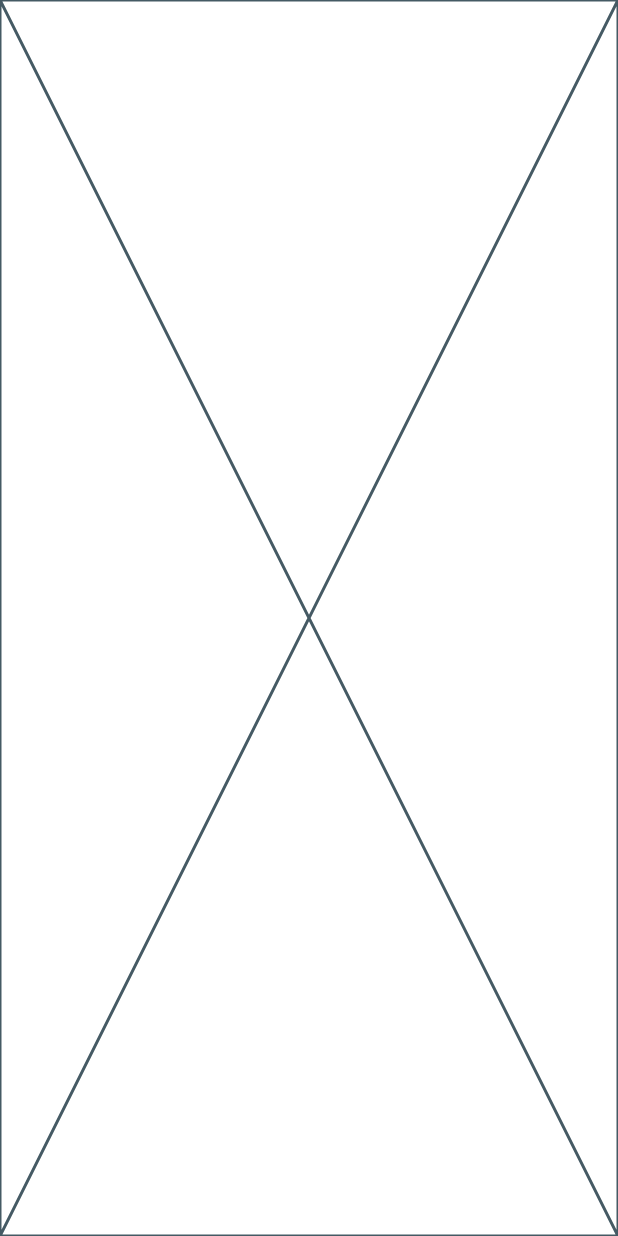
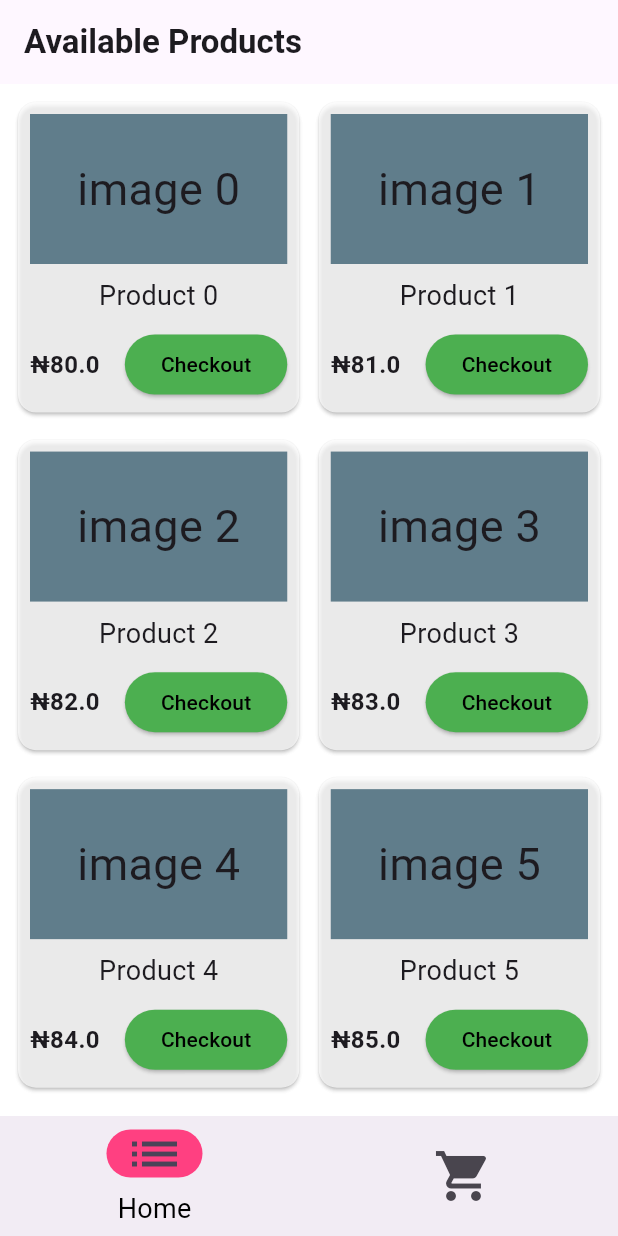
Before and after one commit to henry-dura/Simple-Shopping-App, a Flutter app: the screen it shows after launch, on a phone screen of 412 x 824 dp. Run offline on Flutter 3.47's test engine with Material 3 defaults, Android fonts, the phone set to English and light mode, and no system bars.

Commit message:
add products list page and bottom NavBar

```diff
--- /dev/null
+++ b/lib/checkout_page.dart
@@ -0,0 +1,10 @@
+import 'package:flutter/material.dart';
+
+class CheckOut extends StatelessWidget {
+  const CheckOut({super.key});
+
+  @override
+  Widget build(BuildContext context) {
+    return const Placeholder();
+  }
+}
--- a/lib/home_page.dart
+++ b/lib/home_page.dart
@@ -1,10 +1,58 @@
 import 'package:flutter/material.dart';
+import 'package:simple_shopping_app/checkout_page.dart';
+import 'package:simple_shopping_app/product_page.dart';
 
-class HomePage extends StatelessWidget {
+class HomePage extends StatefulWidget {
   const HomePage({super.key});
 
   @override
+  State<HomePage> createState() => _HomePageState();
+}
+
+class _HomePageState extends State<HomePage> {
+  int currentPageIndex = 0;
+  @override
   Widget build(BuildContext context) {
-    return const Placeholder();
+    return Scaffold(
+      bottomNavigationBar: NavigationBarTheme(
+        data: NavigationBarThemeData(
+            labelTextStyle: MaterialStateProperty.all(const TextStyle(color: Colors.black,fontSize: 18))
+          // MaterialStateProperty.resolveWith<TextStyle>(
+          //       (Set<MaterialState> states) => states.contains(MaterialState.selected)
+          //       ? const TextStyle(color: Colors.white,fontSize: 18)
+          //       : const TextStyle(color: Colors.black),
+          // ),
+        ),
+        child: NavigationBar(
+          labelBehavior: NavigationDestinationLabelBehavior.onlyShowSelected,
+
+          onDestinationSelected: (int index) {
+            setState(() {
+              currentPageIndex = index;
+            });
+          },
+          indicatorColor: Colors.pinkAccent,
+          selectedIndex: currentPageIndex,
+          destinations: const <Widget>[
+            NavigationDestination(
+              selectedIcon: Icon(Icons.list,size: 40,),
+              icon: Icon(Icons.list,size: 40,),
+              label: 'Home',
+              tooltip: 'home',
+            ),
+            NavigationDestination(
+              icon: Icon(Icons.shopping_cart,size: 40,),
+              label: 'Business',
+              tooltip: 'Business',
+            ),
+
+          ],
+        ),
+      ),
+      body: <Widget>[
+        ProductPage(),
+        CheckOut(),
+      ][currentPageIndex],
+    );
   }
 }
--- a/lib/main.dart
+++ b/lib/main.dart
@@ -1,6 +1,7 @@
 import 'package:flutter/material.dart';
+import 'package:simple_shopping_app/home_page.dart';
 
-import 'home_page.dart';
+import 'product_page.dart';
 
 void main() {
   runApp(const MyApp());
@@ -18,6 +19,7 @@ class MyApp extends StatelessWidget {
 
         colorScheme: ColorScheme.fromSeed(seedColor: Colors.deepPurple),
         useMaterial3: true,
+        scaffoldBackgroundColor: Colors.white30,
       ),
       home: HomePage(),
     );
--- /dev/null
+++ b/lib/product_page.dart
@@ -0,0 +1,81 @@
+import 'package:flutter/material.dart';
+import 'package:simple_shopping_app/product_model.dart';
+
+class ProductPage extends StatelessWidget {
+  ProductPage({super.key});
+
+  final List<ProductModel> products = List.generate(
+    12,
+    (index) => ProductModel(
+      id: index,
+      title: 'Product $index',
+      image: 'image $index',
+      price: 80.0 + index,
+    ),
+  );
+
+
+  @override
+  Widget build(BuildContext context) {
+    return Scaffold(
+      appBar: AppBar(
+        title: const Text('Available Products',style: TextStyle(fontWeight: FontWeight.bold),),
+      ),
+      body: Padding(
+        padding: const EdgeInsets.all(8.0),
+        child: GridView.builder(
+            itemCount: products.length,
+            gridDelegate: const SliverGridDelegateWithFixedCrossAxisCount(
+                crossAxisCount: 2,
+                crossAxisSpacing: 5,
+                mainAxisSpacing: 10,
+                childAspectRatio: 2 / 2.2),
+            itemBuilder: (BuildContext context, int index) {
+              final product = products[index];
+              return Card(
+                color: Colors.white70,
+                child: Padding(
+                  padding: const EdgeInsets.all(8.0),
+                  child: Column(
+                    mainAxisAlignment: MainAxisAlignment.spaceBetween,
+                    children: [
+                      Container(
+                        height: 100,
+                        width: double.infinity,
+                        color: Colors.blueGrey,
+                        child: Center(
+                            child: Text(
+                          product.image,
+                          style: const TextStyle(fontSize: 30),
+                        )),
+                      ),
+                      Text(
+                        product.title,
+                        style: const TextStyle(fontSize: 18),
+                      ),
+                      Row(
+                        mainAxisAlignment: MainAxisAlignment.spaceBetween,
+                        children: [
+                          Text(
+                            '\u20A6${product.price}',
+                            style: const TextStyle(
+                                fontSize: 16, fontWeight: FontWeight.bold),
+                          ),
+                          ElevatedButton(
+                            style: ElevatedButton.styleFrom(
+                              backgroundColor: Colors.green,
+                            ),
+                            onPressed: () {},
+                            child: const Text('Checkout',style: TextStyle(color: Colors.black),),
+                          )
+                        ],
+                      )
+                    ],
+                  ),
+                ),
+              );
+            }),
+      ),
+    );
+  }
+}
```
